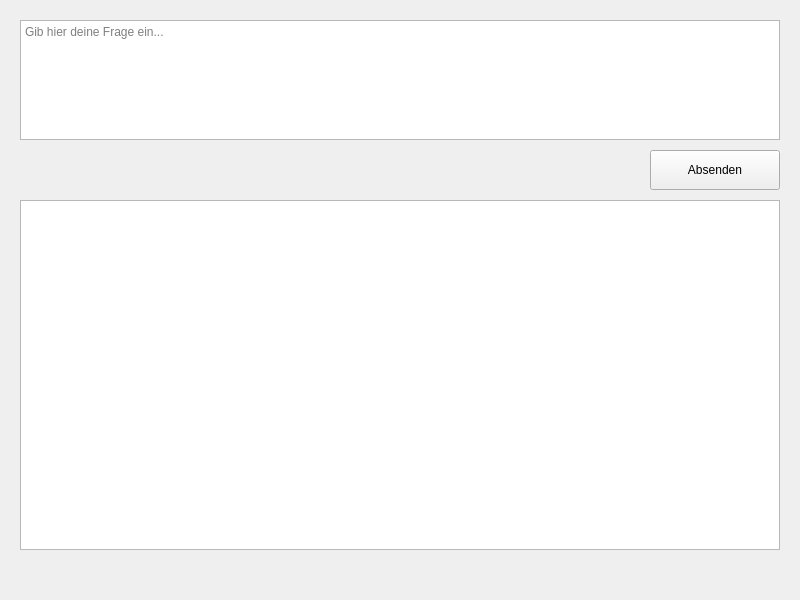
Old version of the form UI/chat_ui.ui in the repository K0sim/lokaler-Chatbot---ANLP.
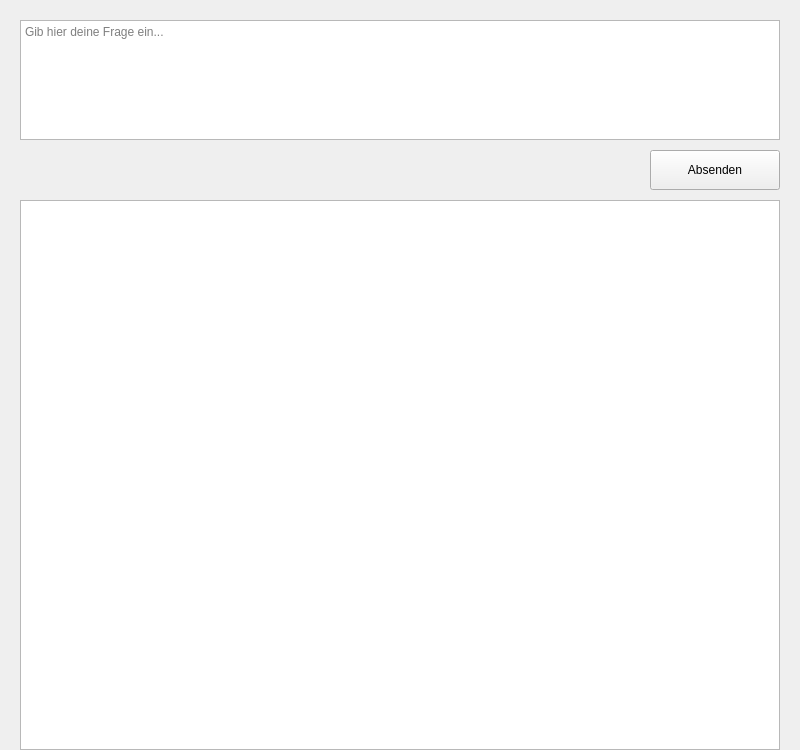
New version of the form.

Patch:
```diff
--- a/UI/chat_ui.ui
+++ b/UI/chat_ui.ui
@@ -7,7 +7,7 @@
     <x>0</x>
     <y>0</y>
     <width>800</width>
-    <height>600</height>
+    <height>750</height>
    </rect>
   </property>
   <property name="windowTitle">
@@ -46,7 +46,7 @@
       <x>20</x>
       <y>200</y>
       <width>760</width>
-      <height>350</height>
+      <height>550</height>
      </rect>
     </property>
    </widget>
```
